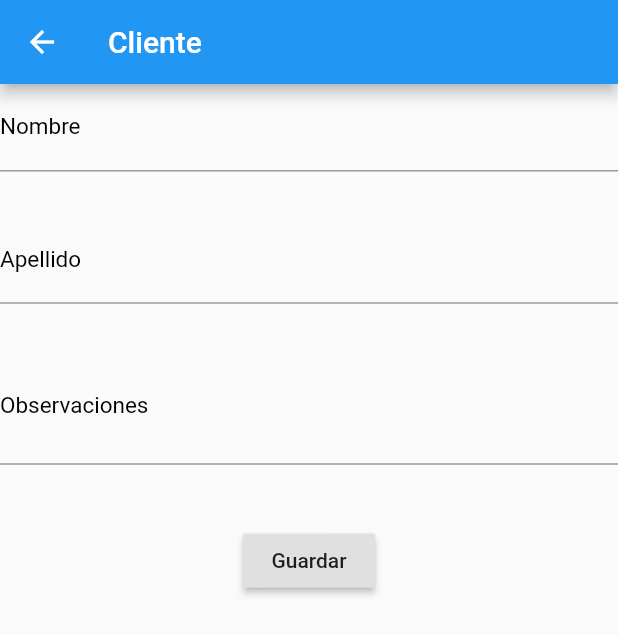
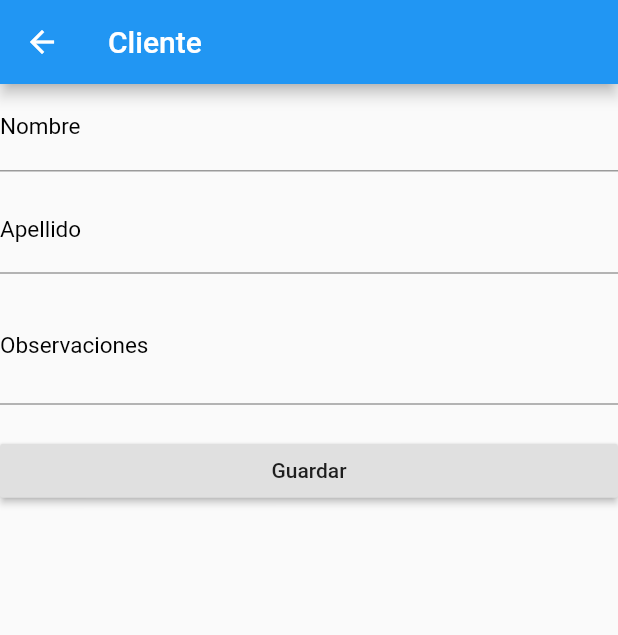
Before and after one commit to StanPalma/Parcial3_2503692017, a Flutter app: the screen it shows after launch, after a tap on "Cliente", on a phone screen of 412 x 824 dp. Shown: the top 635 px of the screen. Run offline on Flutter 3.47's test engine with Material 2 defaults, Android fonts, the phone set to English and light mode, and no system bars; our stand-ins replace cloud_firestore, firebase_core; accounts and stored records are empty.

```diff
--- a/lib/Principal/principal.dart
+++ b/lib/Principal/principal.dart
@@ -1,17 +1,21 @@
 import 'package:flutter/material.dart';
+import 'package:parcial3/BD/controller.dart';
 
 class Cliente extends StatelessWidget {
-  const Cliente({Key? key}) : super(key: key);
-
+  Cliente({Key? key}) : super(key: key);
+  TextEditingController _nomb = TextEditingController();
+  TextEditingController _apell = TextEditingController();
+  TextEditingController _observ = TextEditingController();
   @override
   Widget build(BuildContext context) {
     return Scaffold(
       appBar: AppBar(
         title: const Text('Cliente'),
       ),
-      body: Column(
+      body: ListView(
         children: [
-          const TextField(
+          TextField(
+            controller: _nomb,
             decoration: InputDecoration(
                 hintText: "Tu Nombre",
                 labelText: "Nombre",
@@ -19,9 +23,10 @@ class Cliente extends StatelessWidget {
             keyboardType: TextInputType.text,
           ),
           const SizedBox(
-            height: 30,
+            height: 10,
           ),
-          const TextField(
+          TextField(
+            controller: _apell,
             decoration: InputDecoration(
                 hintText: "Tu Apellido",
                 labelText: "Apellido",
@@ -29,9 +34,10 @@ class Cliente extends StatelessWidget {
             keyboardType: TextInputType.text,
           ),
           const SizedBox(
-            height: 30,
+            height: 10,
           ),
-          const TextField(
+          TextField(
+            controller: _observ,
             decoration: InputDecoration(
                 labelText: "Observaciones",
                 labelStyle: TextStyle(fontSize: 15, color: Colors.black)),
@@ -40,11 +46,18 @@ class Cliente extends StatelessWidget {
             maxLines: 3,
           ),
           const SizedBox(
-            height: 40,
+            height: 20,
           ),
-          RaisedButton(child: Text("Guardar"),onPressed: () {
-
-          },),
+          RaisedButton(
+            child: Text("Guardar"),
+            onPressed: () {
+              getClientes();
+              setClientes(_nomb.text, _apell.text, _observ.text);
+              /* print(_nomb.text);
+              print(_apell.text);
+              print(_observ.text); */
+            },
+          ),
         ],
       ),
     );
--- a/lib/main.dart
+++ b/lib/main.dart
@@ -1,8 +1,13 @@
+import 'package:firebase_core/firebase_core.dart';
 import 'package:flutter/material.dart';
+import 'BD/controller.dart';
 import 'Principal/principal.dart';
 
 void main() {
+  WidgetsFlutterBinding.ensureInitialized();
+  Firebase.initializeApp().then((value) {
     runApp(const Parcial3());
+  });
 }
 
 class Parcial3 extends StatelessWidget {
@@ -15,39 +20,41 @@ class Parcial3 extends StatelessWidget {
       theme: ThemeData(
         primarySwatch: Colors.blue,
       ),
-      home: Inicio(),
-      //home: const MyHomePage(title: 'Flutter Demo Home Page'),
+      home: const Inicio(),
+      //home: CRUDApp(),
     );
   }
 }
 
 class Inicio extends StatelessWidget {
+  const Inicio({Key? key}) : super(key: key);
+
   @override
   Widget build(BuildContext context) {
     return Scaffold(
       appBar: AppBar(
-        title: Text('Inicio'),
+        title: const Text('Inicio'),
       ),
       body: Center(
           child: Column(
         children: <Widget>[
-            SizedBox(
+          const SizedBox(
             height: 50,
           ),
           btnCliente(context),
-            SizedBox(
+          const SizedBox(
             height: 10,
           ),
           btnMesero(context),
-            SizedBox(
+          const SizedBox(
             height: 10,
           ),
           btnMesa(context),
-            SizedBox(
+          const SizedBox(
             height: 10,
           ),
           btnPlatillo(context),
-            SizedBox(
+          const SizedBox(
             height: 10,
           ),
           btnBebida(context),
@@ -76,7 +83,7 @@ Widget btnCliente(contexto) {
             .push(MaterialPageRoute(builder: (context) => Cliente()));
       },
       shape: RoundedRectangleBorder(borderRadius: BorderRadius.circular(10)),
-      child: Text(
+      child: const Text(
         "Cliente",
         style: TextStyle(fontSize: 20, color: Colors.white),
       ));
@@ -149,3 +156,23 @@ Widget btnBebida(contexto) {
         style: TextStyle(fontSize: 20, color: Colors.white),
       ));
 }
+
+class CRUDApp extends StatefulWidget {
+  CRUDApp({Key? key}) : super(key: key);
+
+  @override
+  _CRUDAppState createState() => _CRUDAppState();
+}
+
+class _CRUDAppState extends State<CRUDApp> {
+  void initState() {
+    super.initState();
+    //setClientes('Bladimir', 'Palma', 'Buen cliente');
+    getClientes();
+  }
+
+  @override
+  Widget build(BuildContext context) {
+    return Container();
+  }
+}
--- a/pubspec.yaml
+++ b/pubspec.yaml
@@ -34,6 +34,8 @@ dependencies:
   # The following adds the Cupertino Icons font to your application.
   # Use with the CupertinoIcons class for iOS style icons.
   cupertino_icons: ^1.0.2
+  firebase_core: ^1.7.0
+  cloud_firestore: ^2.5.3
 
 dev_dependencies:
   flutter_test:
```
Also changed, not shown: lib/BD/controller.dart (+34 -0 lines), pubspec.lock, 3 other files. Lines whose indentation alone changed are shown as unchanged.
